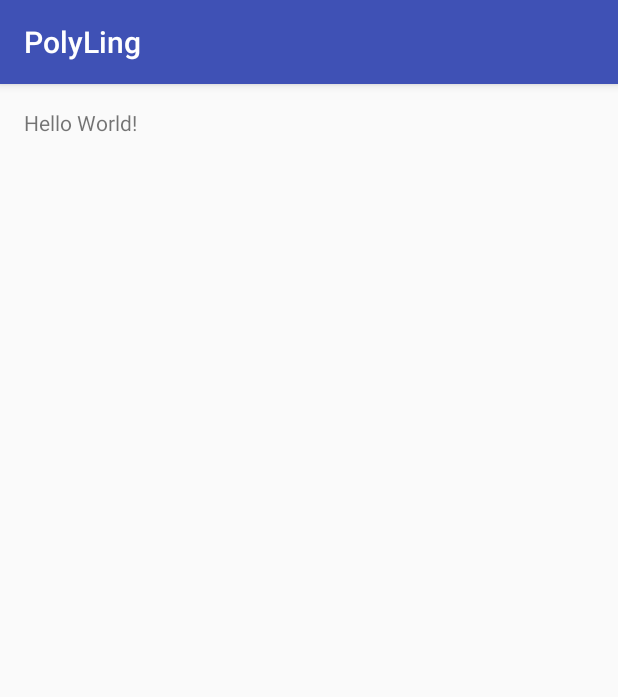
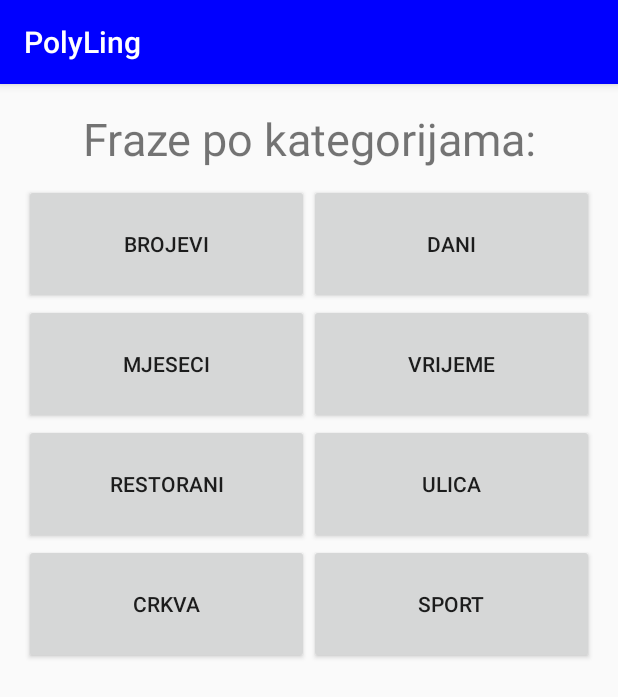
Before and after one commit to unipu-ict/nauci-hrvatski, an Android app: the screen it shows after launch (MainActivity), on a phone screen of 412 x 824 dp. Shown: the top 697 px of the screen. Run offline under Robolectric (Android 15) with nearby library versions, the phone set to English and light mode, and no system bars.

Commit message:
Igranje s bojama i testiranje izvedivosti skice

```diff
--- a/app/src/main/res/layout/activity_main.xml
+++ b/app/src/main/res/layout/activity_main.xml
@@ -1,5 +1,5 @@
 <?xml version="1.0" encoding="utf-8"?>
-<RelativeLayout xmlns:android="http://schemas.android.com/apk/res/android"
+<GridLayout xmlns:android="http://schemas.android.com/apk/res/android"
     xmlns:tools="http://schemas.android.com/tools"
     android:layout_width="match_parent"
     android:layout_height="match_parent"
@@ -7,10 +7,86 @@
     android:paddingLeft="@dimen/activity_horizontal_margin"
     android:paddingRight="@dimen/activity_horizontal_margin"
     android:paddingTop="@dimen/activity_vertical_margin"
-    tools:context="hr.unipu.polyling.MainActivity">
+    tools:context="hr.unipu.polyling.MainActivity"
+    android:columnCount="4"
+
+    >
 
     <TextView
-        android:layout_width="wrap_content"
+        android:layout_width="match_parent"
         android:layout_height="wrap_content"
-        android:text="Hello World!" />
-</RelativeLayout>
+        android:layout_columnSpan="4"
+        android:gravity="center"
+        android:textSize="30sp"
+        android:text="Fraze po kategorijama:"
+        android:layout_marginBottom="10dp"
+        />
+    <!--
+    Kategorije pročitati iz baze pa ovako poslagati ili hardcodirati?
+    Zamijeniti gridlayout s gridview?
+    Koristiti slike i tekst za nazive kategorija?
+    Omotati sve u scrollView ako bude puno kategorija?
+
+
+    -->
+
+
+    <Button
+        android:layout_width="100dp"
+        android:layout_height="80dp"
+        android:layout_columnSpan="2"
+        android:layout_columnWeight="1"
+        android:text="Brojevi" />
+
+    <Button
+        android:layout_width="100dp"
+        android:layout_height="80dp"
+        android:layout_columnSpan="2"
+        android:layout_columnWeight="1"
+        android:text="Dani" />
+
+    <Button
+        android:layout_width="100dp"
+        android:layout_height="80dp"
+        android:layout_columnSpan="2"
+        android:layout_columnWeight="1"
+        android:text="Mjeseci" />
+
+    <Button
+        android:layout_width="100dp"
+        android:layout_height="80dp"
+        android:layout_columnSpan="2"
+        android:layout_columnWeight="1"
+        android:text="Vrijeme" />
+    <Button
+        android:layout_width="100dp"
+        android:layout_height="80dp"
+        android:layout_columnSpan="2"
+        android:layout_columnWeight="1"
+        android:text="Restorani" />
+
+    <Button
+        android:layout_width="100dp"
+        android:layout_height="80dp"
+        android:layout_columnSpan="2"
+        android:layout_columnWeight="1"
+        android:text="Ulica" />
+
+    <Button
+        android:layout_width="100dp"
+        android:layout_height="80dp"
+        android:layout_columnSpan="2"
+        android:layout_columnWeight="1"
+        android:text="Crkva" />
+
+    <Button
+        android:layout_width="100dp"
+        android:layout_height="80dp"
+        android:layout_columnSpan="2"
+        android:layout_columnWeight="1"
+        android:text="Sport" />
+
+
+
+
+</GridLayout>
--- a/app/src/main/res/values/colors.xml
+++ b/app/src/main/res/values/colors.xml
@@ -1,6 +1,7 @@
 <?xml version="1.0" encoding="utf-8"?>
 <resources>
-    <color name="colorPrimary">#3F51B5</color>
+    <!--<color name="colorPrimary">#3F51B5</color>-->
+    <color name="colorPrimary">#0000FF</color>
     <color name="colorPrimaryDark">#303F9F</color>
     <color name="colorAccent">#FF4081</color>
 </resources>
```
